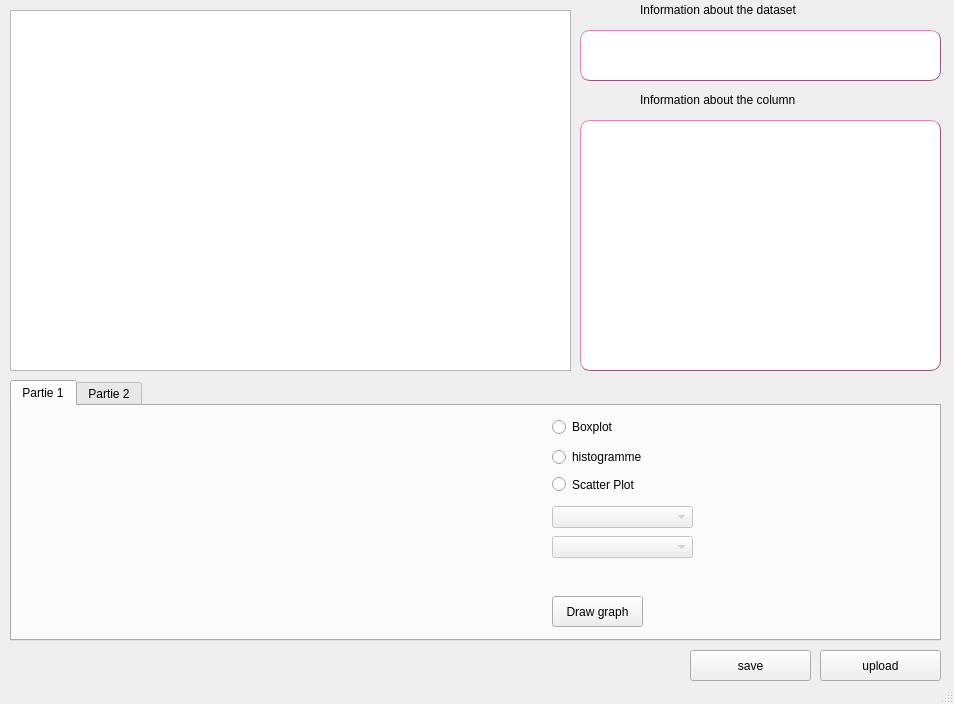
The window that PROJET_DM.ui (super-cinnamon/Projet_DM) describes before a commit, drawn with Qt 5.
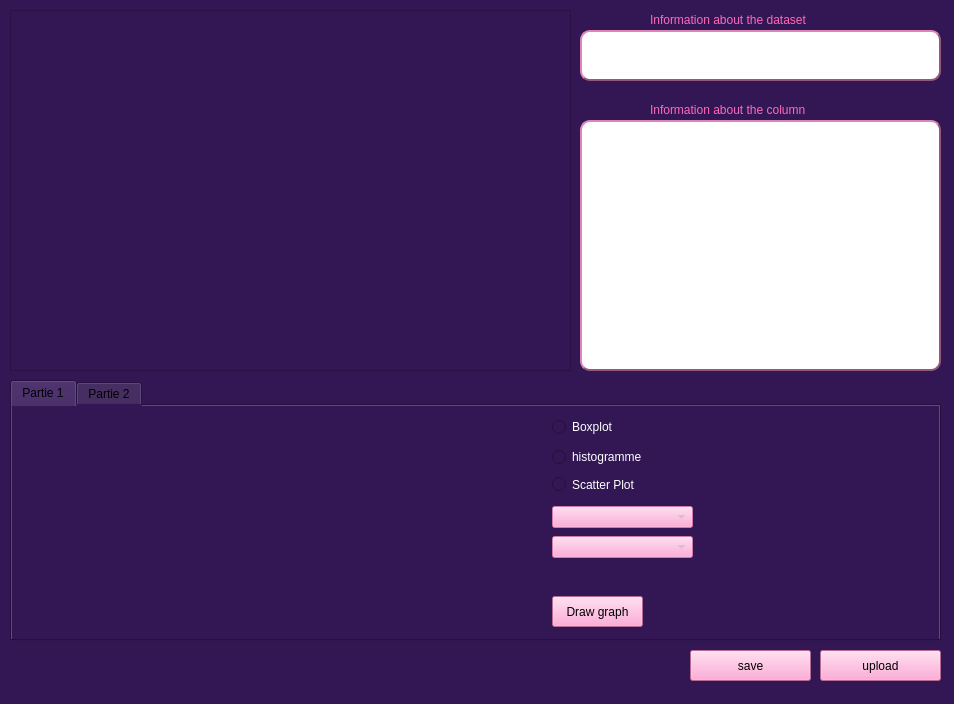
The same window after the commit. Icons and pictures are not drawn.

Commit message: added colors , not finished

Diff of the .ui file:
```diff
--- a/PROJET_DM.ui
+++ b/PROJET_DM.ui
@@ -13,6 +13,10 @@
   <property name="windowTitle">
    <string>MainWindow</string>
   </property>
+  <property name="styleSheet">
+   <string notr="true">background-color: rgb(16, 5, 44);
+background-color: rgb(51, 23, 84);</string>
+  </property>
   <widget class="QWidget" name="centralwidget">
    <widget class="QTableView" name="pandasTv">
     <property name="geometry">
@@ -23,6 +27,9 @@
       <height>361</height>
      </rect>
     </property>
+    <property name="styleSheet">
+     <string notr="true"/>
+    </property>
    </widget>
    <widget class="QPushButton" name="upload_button">
     <property name="geometry">
@@ -33,6 +40,9 @@
       <height>31</height>
      </rect>
     </property>
+    <property name="styleSheet">
+     <string notr="true">background-color:rgb(255, 147, 203)</string>
+    </property>
     <property name="text">
      <string>upload</string>
     </property>
@@ -46,6 +56,9 @@
       <height>31</height>
      </rect>
     </property>
+    <property name="styleSheet">
+     <string notr="true">background-color:rgb(255, 147, 203)</string>
+    </property>
     <property name="text">
      <string>save</string>
     </property>
@@ -62,7 +75,7 @@
     <property name="styleSheet">
      <string notr="true">border-width:2px;
 border-radius:10px;
-border-width:0.5px;
+border-width:2px;
 border-style:outset;
 border-color: rgb(148, 88, 122);
 font: 350 10pt &quot;Bahnschrift SemiLight&quot;;
@@ -75,15 +88,15 @@
    <widget class="QLabel" name="info_label">
     <property name="geometry">
      <rect>
-      <x>640</x>
-      <y>0</y>
+      <x>650</x>
+      <y>10</y>
       <width>241</width>
       <height>20</height>
      </rect>
     </property>
     <property name="styleSheet">
-     <string notr="true">font: 700 14pt &quot;Tw Cen MT&quot;;
-color: rgb(0, 0, 0);</string>
+     <string notr="true">font: 600 13pt &quot;Bahnschrift SemiBold&quot;;
+color: rgb(255, 105, 185);</string>
     </property>
     <property name="text">
      <string>Information about the dataset</string>
@@ -92,15 +105,15 @@
    <widget class="QLabel" name="label">
     <property name="geometry">
      <rect>
-      <x>640</x>
-      <y>90</y>
+      <x>650</x>
+      <y>100</y>
       <width>241</width>
       <height>20</height>
      </rect>
     </property>
     <property name="styleSheet">
-     <string notr="true">color: rgb(0, 0, 0);
-font: 700 14pt &quot;Tw Cen MT&quot;;</string>
+     <string notr="true">font: 600 13pt &quot;Bahnschrift SemiBold&quot;;
+color: rgb(255, 105, 185);</string>
     </property>
     <property name="text">
      <string>Information about the column</string>
@@ -121,7 +134,7 @@
     <property name="styleSheet">
      <string notr="true">border-width:2px;
 border-radius:10px;
-border-width:0.5px;
+border-width:2px;
 border-style:outset;
 border-color: rgb(148, 88, 122);
 background-color: rgb(255, 255, 255);
@@ -159,6 +172,9 @@
         <height>22</height>
        </rect>
       </property>
+      <property name="styleSheet">
+       <string notr="true">color: rgb(255, 255, 255);</string>
+      </property>
       <property name="text">
        <string>Boxplot</string>
       </property>
@@ -185,6 +201,9 @@
         <height>22</height>
        </rect>
       </property>
+      <property name="styleSheet">
+       <string notr="true">color: rgb(255, 255, 255);</string>
+      </property>
       <property name="text">
        <string>histogramme</string>
       </property>
@@ -198,6 +217,9 @@
         <height>17</height>
        </rect>
       </property>
+      <property name="styleSheet">
+       <string notr="true">color: rgb(255, 255, 255);</string>
+      </property>
       <property name="text">
        <string>Scatter Plot</string>
       </property>
@@ -214,6 +236,9 @@
         <height>22</height>
        </rect>
       </property>
+      <property name="styleSheet">
+       <string notr="true">background-color:rgb(255, 147, 203)</string>
+      </property>
      </widget>
      <widget class="QComboBox" name="scatter_column2">
       <property name="enabled">
@@ -227,6 +252,9 @@
         <height>22</height>
        </rect>
       </property>
+      <property name="styleSheet">
+       <string notr="true">background-color:rgb(255, 147, 203)</string>
+      </property>
      </widget>
      <widget class="QPushButton" name="draw">
       <property name="geometry">
@@ -237,6 +265,9 @@
         <height>31</height>
        </rect>
       </property>
+      <property name="styleSheet">
+       <string notr="true">background-color:rgb(255, 147, 203)</string>
+      </property>
       <property name="text">
        <string>Draw graph</string>
       </property>
@@ -269,6 +300,9 @@
         <height>21</height>
        </rect>
       </property>
+      <property name="styleSheet">
+       <string notr="true">color:white</string>
+      </property>
       <property name="text">
        <string/>
       </property>
```
The commit also changes 1 other file.
